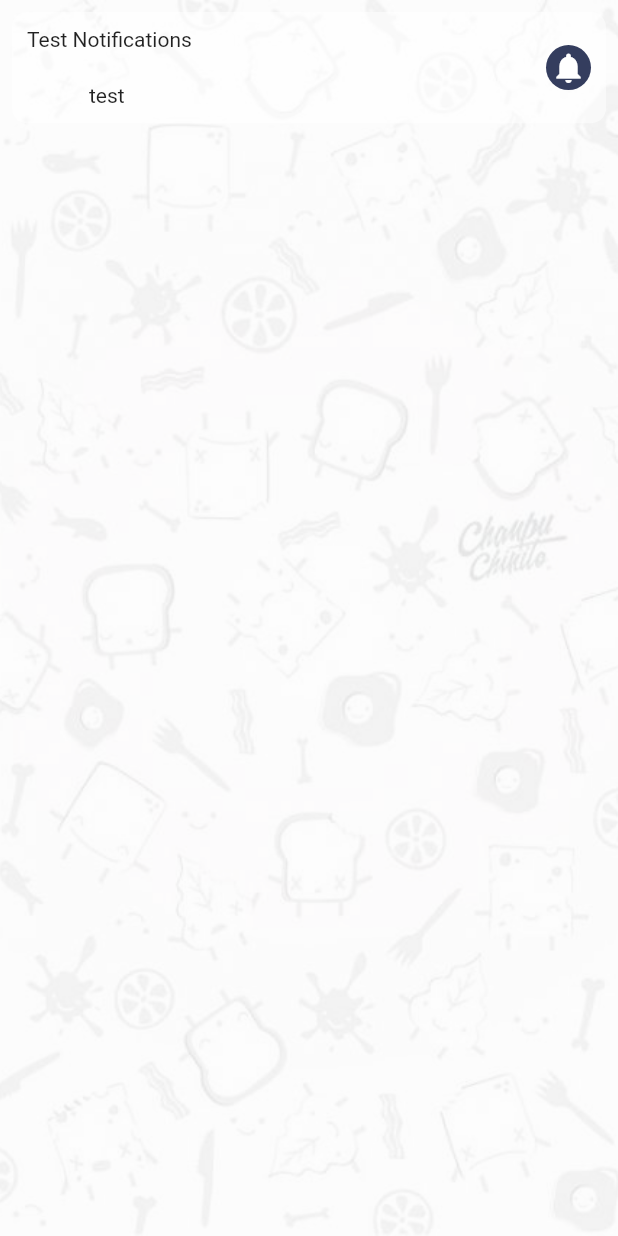
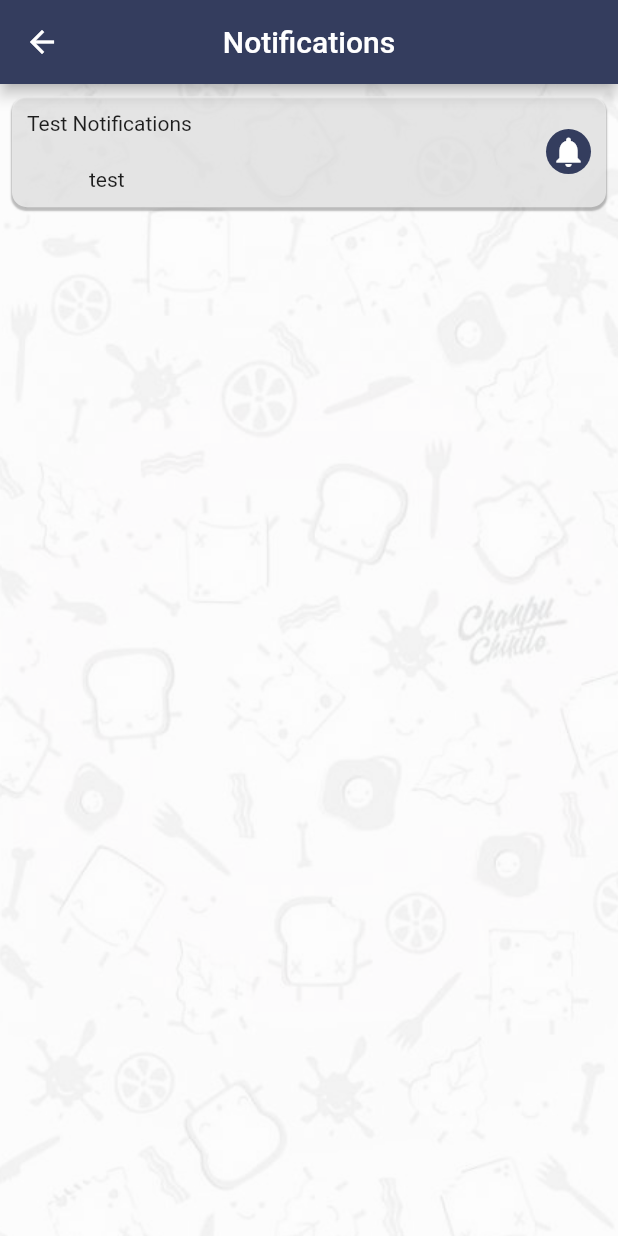
Before and after one commit to TalaArar/delivery_restaurant, a Flutter app: the NotificationsSc screen opened directly, on a phone screen of 412 x 824 dp. Run offline on Flutter 3.47's test engine with Material 3 defaults, Android fonts, the phone set to English and light mode, and no system bars; our stand-ins replace carousel_slider, gap, get, lottie.

Commit message:
updated by tala arar

```diff
--- a/lib/view/notifictions_screen.dart
+++ b/lib/view/notifictions_screen.dart
@@ -14,6 +14,11 @@ class _NotificationsScState extends State<NotificationsSc> {
   Widget build(BuildContext context) {
     return SafeArea(
       child: Scaffold(
+        appBar: AppBar(
+          backgroundColor: MyColors.blue,
+          title: Text("Notifications"),
+          centerTitle: true,
+        ),
       body: SingleChildScrollView(
         child: Stack(
           children: [
@@ -36,7 +41,16 @@ class _NotificationsScState extends State<NotificationsSc> {
           height: Get.height*0.09,
           padding: const EdgeInsets.symmetric(horizontal: 10),
           decoration: BoxDecoration(
-              color: Colors.white54,
+              color: Colors.white60
+              ,
+              boxShadow: [
+                BoxShadow(
+                  blurRadius: 0.2,
+                  spreadRadius: 0.2,
+                  offset: Offset(0, 2),
+                  color: Colors.black26
+                )
+              ],
               borderRadius: BorderRadius.circular(10)
           ),
           child: Row(
```
